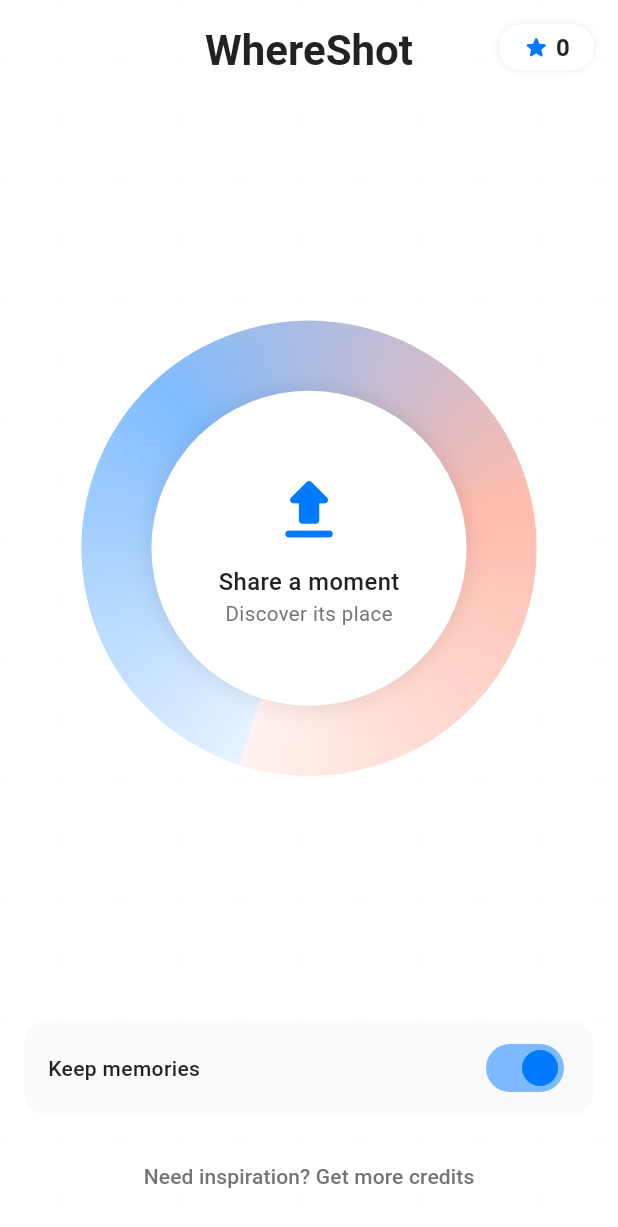
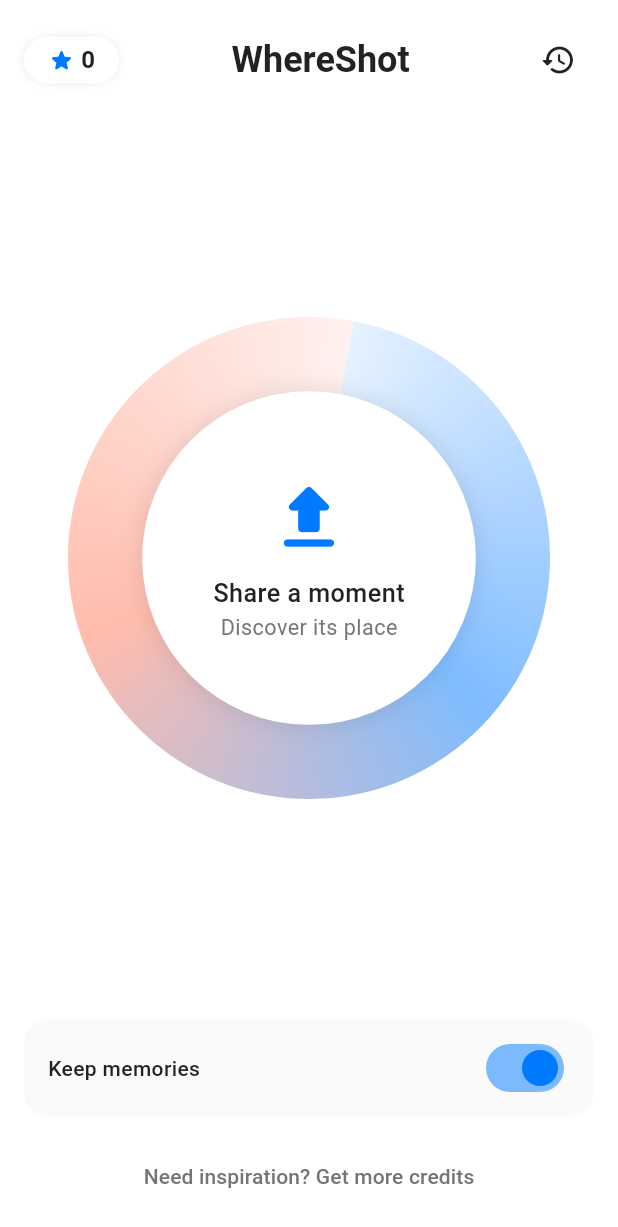
Before and after one commit to iderasyh/whereshot, a Flutter app: the screen it shows after launch, on a phone screen of 412 x 824 dp. Shown: the top 1227 px of the screen. Run offline on Flutter 3.47's test engine with Material 3 defaults, Android fonts, the phone set to English and light mode, and no system bars; our stand-ins replace cached_network_image, cloud_firestore, dio, envied, firebase_core, firebase_storage and 7 more; missing offline and left inert: purchases_flutter; accounts and stored records are empty; generated files the repository leaves out were written again.

Commit message:
Added permission for photos, refactored the code and fixed some ui.

```diff
--- /dev/null
+++ b/lib/env.dart
@@ -0,0 +1,12 @@
+import 'package:envied/envied.dart';
+
+part 'env.g.dart';
+
+@Envied(path: '.env')
+final class Env {
+  @EnviedField(varName: 'GOOGLE_ANDROID_API_KEY', obfuscate: true)
+  static final String googleAndroidApiKey = _Env.googleAndroidApiKey;
+
+  @EnviedField(varName: 'GOOGLE_IOS_API_KEY', obfuscate: true)
+  static final String googleIosApiKey = _Env.googleIosApiKey;
+}
--- a/lib/screens/home_screen.dart
+++ b/lib/screens/home_screen.dart
@@ -1,14 +1,19 @@
 import 'dart:io';
 import 'dart:math';
 import 'package:flutter/material.dart';
+import 'package:flutter/cupertino.dart';
 import 'package:flutter_riverpod/flutter_riverpod.dart';
 import 'package:go_router/go_router.dart';
 import 'package:image_picker/image_picker.dart';
-import 'package:whereshot/constants/app_constants.dart';
-import 'package:whereshot/providers/user_provider.dart';
-import 'package:whereshot/providers/location_detection_provider.dart';
-import 'package:whereshot/router/app_router.dart';
-import 'package:whereshot/theme/app_theme.dart';
+import 'package:permission_handler/permission_handler.dart';
+
+import '../constants/app_constants.dart';
+import '../providers/user_provider.dart';
+import '../providers/location_detection_provider.dart';
+import '../router/app_router.dart';
+import '../theme/app_theme.dart';
+import '../widgets/async_value_widget.dart';
+import '../models/user.dart';
 
 class HomeScreen extends ConsumerStatefulWidget {
   const HomeScreen({super.key});
@@ -17,36 +22,39 @@ class HomeScreen extends ConsumerStatefulWidget {
   ConsumerState<HomeScreen> createState() => _HomeScreenState();
 }
 
-class _HomeScreenState extends ConsumerState<HomeScreen> with SingleTickerProviderStateMixin {
+class _HomeScreenState extends ConsumerState<HomeScreen>
+    with TickerProviderStateMixin {
   bool _saveImage = true;
   bool _isProcessing = false;
-  late final AnimationController _animationController;
+  bool _isPickingPhoto = false;
+  late final AnimationController _pulseController;
+  late final AnimationController _rotateController;
   late final Animation<double> _pulseAnimation;
   late final Animation<double> _rotateAnimation;
 
   @override
   void initState() {
     super.initState();
-    _animationController = AnimationController(
-      duration: const Duration(seconds: 6),
+
+    _pulseController = AnimationController(
+      duration: const Duration(milliseconds: 500),
+      vsync: this,
+    )..forward();
+
+    _rotateController = AnimationController(
+      duration: const Duration(seconds: 10),
       vsync: this,
     )..repeat();
 
     _pulseAnimation = Tween<double>(begin: 1.0, end: 1.2).animate(
-      CurvedAnimation(
-        parent: _animationController,
-        curve: Interval(0.0, 0.5, curve: Curves.easeInOut),
-      ),
+      CurvedAnimation(parent: _pulseController, curve: Curves.easeInOut),
     );
 
-    _rotateAnimation = Tween<double>(begin: 0.0, end: 2 * pi).animate(
-      CurvedAnimation(
-        parent: _animationController,
-        curve: Interval(0.0, 1.0, curve: Curves.linear),
-      ),
-    );
+    _rotateAnimation = Tween<double>(
+      begin: 0.0,
+      end: 2 * pi,
+    ).animate(CurvedAnimation(parent: _rotateController, curve: Curves.linear));
 
-    // Load user's default storage preference
     WidgetsBinding.instance.addPostFrameCallback((_) {
       _loadDefaultStorageMode();
     });
@@ -54,7 +62,8 @@ class _HomeScreenState extends ConsumerState<HomeScreen> with SingleTickerProvid
 
   @override
   void dispose() {
-    _animationController.dispose();
+    _pulseController.dispose();
+    _rotateController.dispose();
     super.dispose();
   }
 
@@ -70,6 +79,69 @@ class _HomeScreenState extends ConsumerState<HomeScreen> with SingleTickerProvid
   }
 
   Future<void> _pickPhoto() async {
+    setState(() {
+      _isPickingPhoto = true;
+    });
+
+    try {
+      final status = await Permission.photos.status;
+      PermissionStatus requestedStatus;
+
+      if (status.isGranted || status.isLimited) {
+        await _openImagePicker();
+      } else if (status.isDenied) {
+        requestedStatus = await Permission.photos.request();
+        if (requestedStatus.isGranted || requestedStatus.isLimited) {
+          await _openImagePicker();
+        } else {
+          if (mounted) {
+            ScaffoldMessenger.of(context).showSnackBar(
+              const SnackBar(
+                content: Text(
+                  'Photo library access is needed to select a photo.',
+                ),
+                backgroundColor: AppColors.textGrey,
+              ),
+            );
+          }
+        }
+      } else {
+        if (mounted) {
+          showDialog(
+            context: context,
+            builder:
+                (context) => AlertDialog(
+                  title: const Text('Permission Required'),
+                  content: const Text(
+                    'Photo library access is permanently denied. Please enable it in app settings to select photos.',
+                  ),
+                  actions: [
+                    TextButton(
+                      child: const Text('Cancel'),
+                      onPressed: () => Navigator.of(context).pop(),
+                    ),
+                    TextButton(
+                      child: const Text('Open Settings'),
+                      onPressed: () {
+                        openAppSettings();
+                        Navigator.of(context).pop();
+                      },
+                    ),
+                  ],
+                ),
+          );
+        }
+      }
+    } finally {
+      if (mounted) {
+        setState(() {
+          _isPickingPhoto = false;
+        });
+      }
+    }
+  }
+
+  Future<void> _openImagePicker() async {
     final imagePicker = ImagePicker();
     final pickedImage = await imagePicker.pickImage(
       source: ImageSource.gallery,
@@ -79,7 +151,7 @@ class _HomeScreenState extends ConsumerState<HomeScreen> with SingleTickerProvid
     );
 
     if (pickedImage != null) {
-      _processImage(File(pickedImage.path));
+      await _processImage(File(pickedImage.path));
     }
   }
 
@@ -89,12 +161,10 @@ class _HomeScreenState extends ConsumerState<HomeScreen> with SingleTickerProvid
     });
 
     try {
-      // Call the location detection service
       await ref
           .read(locationDetectionNotifierProvider.notifier)
           .detectLocationFromFile(imageFile, saveImage: _saveImage);
 
-      // Navigate to the result screen
       if (mounted) {
         context.goNamed(AppRoute.result.name);
       }
@@ -123,53 +193,178 @@ class _HomeScreenState extends ConsumerState<HomeScreen> with SingleTickerProvid
 
     return Scaffold(
       backgroundColor: AppColors.white,
-      body: Stack(
-        children: [
-          // Background subtle pattern
-          Positioned.fill(
-            child: CustomPaint(
-              painter: PatternPainter(
-                color: AppColors.lightGrey.withValues(alpha: 0.3),
-              ),
-            ),
-          ),
-
-          SafeArea(
+      body: SafeArea(
         child: Padding(
           padding: const EdgeInsets.all(AppSpacing.m),
           child: Column(
             crossAxisAlignment: CrossAxisAlignment.stretch,
             children: [
-                  // App title
-                  Row(
-                    mainAxisAlignment: MainAxisAlignment.center,
+              _HomeAppBar(userAsync: userAsync),
+              const SizedBox(height: AppSpacing.l),
+
+              Expanded(
+                child: _AnimatedUploadButton(
+                  isPickingPhoto: _isPickingPhoto,
+                  isProcessing: _isProcessing,
+                  onTap: _pickPhoto,
+                  rotateController: _rotateController,
+                  pulseAnimation: _pulseAnimation,
+                  rotateAnimation: _rotateAnimation,
+                  size: size,
+                ),
+              ),
+              const SizedBox(height: AppSpacing.l),
+
+              _HomeBottomControls(
+                saveImage: _saveImage,
+                onSaveImageChanged: (value) {
+                  setState(() {
+                    _saveImage = value;
+                  });
+                },
+              ),
+            ],
+          ),
+        ),
+      ),
+    );
+  }
+}
+
+class _HomeAppBar extends StatelessWidget {
+  final AsyncValue<User?> userAsync;
+
+  const _HomeAppBar({required this.userAsync});
+
+  @override
+  Widget build(BuildContext context) {
+    final creditsLoadingWidget = Container(
+      padding: const EdgeInsets.symmetric(horizontal: AppSpacing.m, vertical: 6),
+      decoration: BoxDecoration(
+        color: AppColors.white,
+        shape: BoxShape.rectangle,
+        borderRadius: BorderRadius.circular(AppRadius.l),
+        boxShadow: [
+          BoxShadow(
+            color: AppColors.darkGrey.withValues(alpha: 0.1),
+            blurRadius: 4,
+            spreadRadius: 0,
+          ),
+        ],
+      ),
+      child: SizedBox(
+        width: 18,
+        height: 18,
+        child: AppTheme.adaptiveWidget(
+          context: context,
+          material: const CircularProgressIndicator(strokeWidth: 2),
+          cupertino: const CupertinoActivityIndicator(),
+        ),
+      ),
+    );
+
+    return Row(
+      mainAxisAlignment: MainAxisAlignment.spaceBetween,
+      crossAxisAlignment: CrossAxisAlignment.center,
       children: [
+        AsyncValueWidget<User?>(
+          value: userAsync,
+          loading: creditsLoadingWidget,
+          data: (user) {
+            final credits = user?.credits ?? 0;
+            return Container(
+              padding: const EdgeInsets.symmetric(
+                horizontal: AppSpacing.m,
+                vertical: AppSpacing.xs,
+              ),
+              decoration: BoxDecoration(
+                color: AppColors.white,
+                borderRadius: BorderRadius.circular(AppRadius.l),
+                boxShadow: [
+                  BoxShadow(
+                    color: AppColors.darkGrey.withValues(alpha: 0.1),
+                    blurRadius: 4,
+                    spreadRadius: 0,
+                  ),
+                ],
+              ),
+              child: Row(
+                mainAxisSize: MainAxisSize.min,
+                children: [
+                  const Icon(
+                    Icons.star_rounded,
+                    color: AppColors.accent,
+                    size: 18,
+                  ),
+                  const SizedBox(width: AppSpacing.xs),
+                  Text(
+                    '$credits',
+                    style: const TextStyle(
+                      fontWeight: FontWeight.bold,
+                      fontSize: 16,
+                    ),
+                  ),
+                ],
+              ),
+            );
+          },
+          error: (e, st) => const Icon(Icons.error_outline, color: AppColors.errorRed),
+        ),
+
         Text(
           AppConstants.appName,
           style: Theme.of(context).textTheme.headlineLarge?.copyWith(
             fontWeight: FontWeight.bold,
             color: AppColors.darkGrey,
+            fontSize: 24,
           ),
+          textAlign: TextAlign.center,
+        ),
+
+        IconButton(
+          icon: const Icon(Icons.history_rounded, color: AppColors.darkGrey),
+          tooltip: 'View History',
+          onPressed: () => context.goNamed(AppRoute.result.name),
         ),
       ],
-                  ),
+    );
+  }
+}
 
-                  // Expanded area with centered upload zone
-                  Expanded(
-                    child: Center(
+class _AnimatedUploadButton extends StatelessWidget {
+  final bool isPickingPhoto;
+  final bool isProcessing;
+  final VoidCallback onTap;
+  final AnimationController rotateController;
+  final Animation<double> pulseAnimation;
+  final Animation<double> rotateAnimation;
+  final Size size;
+
+  const _AnimatedUploadButton({
+    required this.isPickingPhoto,
+    required this.isProcessing,
+    required this.onTap,
+    required this.rotateController,
+    required this.pulseAnimation,
+    required this.rotateAnimation,
+    required this.size,
+  });
+
+  @override
+  Widget build(BuildContext context) {
+    return Center(
       child: GestureDetector(
-                        onTap: _isProcessing ? null : _pickPhoto,
+        onTap: isPickingPhoto || isProcessing ? null : onTap,
         child: AnimatedBuilder(
-                          animation: _animationController,
+          animation: rotateController,
           builder: (context, child) {
             return Transform.scale(
-                              scale: _pulseAnimation.value,
+              scale: pulseAnimation.value,
               child: Stack(
                 alignment: Alignment.center,
                 children: [
-                                  // Rotating gradient ring
                   Transform.rotate(
-                                    angle: _rotateAnimation.value,
+                    angle: rotateAnimation.value,
                     child: Container(
                       width: size.width * 0.65,
                       height: size.width * 0.65,
@@ -177,17 +372,15 @@ class _HomeScreenState extends ConsumerState<HomeScreen> with SingleTickerProvid
                         shape: BoxShape.circle,
                         gradient: SweepGradient(
                           colors: [
-                                            AppColors.accent.withOpacity(0.1),
-                                            AppColors.accent.withOpacity(0.5),
-                                            AppColors.accentAlt.withOpacity(0.5),
-                                            AppColors.accentAlt.withOpacity(0.1),
+                            AppColors.accent.withValues(alpha: 0.1),
+                            AppColors.accent.withValues(alpha: 0.5),
+                            AppColors.accentAlt.withValues(alpha: 0.5),
+                            AppColors.accentAlt.withValues(alpha: 0.1),
                           ],
                         ),
                       ),
                     ),
                   ),
-
-                                  // Inner circle
                   Container(
                     width: size.width * 0.45,
                     height: size.width * 0.45,
@@ -196,20 +389,24 @@ class _HomeScreenState extends ConsumerState<HomeScreen> with SingleTickerProvid
                       shape: BoxShape.circle,
                       boxShadow: [
                         BoxShadow(
-                                          color: AppColors.darkGrey.withOpacity(0.1),
+                          color: AppColors.darkGrey.withValues(alpha: 0.1),
                           blurRadius: 10,
                           spreadRadius: 2,
                         ),
                       ],
                     ),
-                                    child: _isProcessing
-                                        ? const Center(
-                                            child: CircularProgressIndicator(),
+                    child: isPickingPhoto || isProcessing
+                        ? Center(
+                            child: AppTheme.adaptiveWidget(
+                              context: context,
+                              material: const CircularProgressIndicator(),
+                              cupertino: const CupertinoActivityIndicator(),
+                            ),
                           )
                         : Column(
                             mainAxisAlignment: MainAxisAlignment.center,
                             children: [
-                                              Icon(
+                              const Icon(
                                 Icons.upload_rounded,
                                 size: 48,
                                 color: AppColors.accent,
@@ -238,20 +435,30 @@ class _HomeScreenState extends ConsumerState<HomeScreen> with SingleTickerProvid
           },
         ),
       ),
-                    ),
-                  ),
+    );
+  }
+}
 
-                  // Bottom area with toggle and store link
-                  Column(
+class _HomeBottomControls extends StatelessWidget {
+  final bool saveImage;
+  final ValueChanged<bool> onSaveImageChanged;
+
+  const _HomeBottomControls({
+    required this.saveImage,
+    required this.onSaveImageChanged,
+  });
+
+  @override
+  Widget build(BuildContext context) {
+    return Column(
       children: [
-                      // Storage toggle with elegant styling
         Container(
           padding: const EdgeInsets.symmetric(
             horizontal: AppSpacing.m,
             vertical: AppSpacing.s,
           ),
           decoration: BoxDecoration(
-                          color: AppColors.lightGrey.withOpacity(0.5),
+            color: AppColors.lightGrey.withValues(alpha: 0.5),
             borderRadius: BorderRadius.circular(AppRadius.l),
           ),
           child: Row(
@@ -259,31 +466,30 @@ class _HomeScreenState extends ConsumerState<HomeScreen> with SingleTickerProvid
             children: [
               Expanded(
                 child: Text(
-                                _saveImage
-                                    ? 'Keep memories'
-                                    : 'Temporary exploration',
-                                style: TextStyle(
+                  saveImage ? 'Keep memories' : 'Temporary exploration',
+                  style: const TextStyle(
                     color: AppColors.darkGrey,
                     fontWeight: FontWeight.w500,
                   ),
                 ),
               ),
-                            Switch(
-                              value: _saveImage,
+              AppTheme.adaptiveWidget(
+                context: context,
+                material: Switch(
+                  value: saveImage,
                   activeColor: AppColors.accent,
-                              onChanged: (bool value) {
-                                setState(() {
-                                  _saveImage = value;
-                                });
-                              },
+                  onChanged: onSaveImageChanged,
+                ),
+                cupertino: CupertinoSwitch(
+                  value: saveImage,
+                  activeColor: AppColors.accent,
+                  onChanged: onSaveImageChanged,
+                ),
               ),
             ],
           ),
         ),
-
         const SizedBox(height: AppSpacing.m),
-
-                      // Store link
         TextButton(
           onPressed: () => context.goNamed(AppRoute.store.name),
           style: TextButton.styleFrom(
@@ -292,86 +498,10 @@ class _HomeScreenState extends ConsumerState<HomeScreen> with SingleTickerProvid
           child: const Text('Need inspiration? Get more credits'),
         ),
       ],
-                  ),
-                ],
-              ),
-            ),
-          ),
-
-          // Credits display as a floating badge
-          Positioned(
-            top: MediaQuery.of(context).padding.top + AppSpacing.m,
-            right: AppSpacing.m,
-            child: userAsync.when(
-              data: (user) {
-                final credits = user?.credits ?? 0;
-                return Container(
-                  padding: const EdgeInsets.symmetric(
-                    horizontal: AppSpacing.m,
-                    vertical: AppSpacing.xs,
-                  ),
-                  decoration: BoxDecoration(
-                    color: AppColors.white,
-                    borderRadius: BorderRadius.circular(AppRadius.l),
-                    boxShadow: [
-                      BoxShadow(
-                        color: AppColors.darkGrey.withOpacity(0.1),
-                        blurRadius: 4,
-                        spreadRadius: 0,
-                      ),
-                    ],
-                  ),
-                  child: Row(
-                    mainAxisSize: MainAxisSize.min,
-                    children: [
-                      Icon(
-                        Icons.star_rounded,
-                        color: AppColors.accent,
-                        size: 18,
-                      ),
-                      const SizedBox(width: AppSpacing.xs),
-                      Text(
-                        '$credits',
-                        style: const TextStyle(
-                          fontWeight: FontWeight.bold,
-                          fontSize: 16,
-                        ),
-                      ),
-                    ],
-                  ),
-                );
-              },
-              loading: () => Container(
-                padding: const EdgeInsets.all(AppSpacing.xs),
-                decoration: BoxDecoration(
-                  color: AppColors.white,
-                  shape: BoxShape.circle,
-                  boxShadow: [
-                    BoxShadow(
-                      color: AppColors.darkGrey.withOpacity(0.1),
-                      blurRadius: 4,
-                      spreadRadius: 0,
-                    ),
-                  ],
-                ),
-                child: const SizedBox(
-                  width: 18,
-                  height: 18,
-                  child: CircularProgressIndicator(
-                    strokeWidth: 2,
-                  ),
-                ),
-              ),
-              error: (_, __) => const SizedBox.shrink(),
-            ),
-          ),
-        ],
-      ),
     );
   }
 }
 
-// Custom painter for subtle background pattern
 class PatternPainter extends CustomPainter {
   final Color color;
 
@@ -379,7 +509,8 @@ class PatternPainter extends CustomPainter {
 
   @override
   void paint(Canvas canvas, Size size) {
-    final paint = Paint()
+    final paint =
+        Paint()
           ..color = color
           ..strokeWidth = 1.0
           ..style = PaintingStyle.stroke;
--- /dev/null
+++ b/lib/widgets/async_value_widget.dart
@@ -0,0 +1,58 @@
+import 'package:flutter/cupertino.dart';
+import 'package:flutter/material.dart';
+import 'package:flutter_riverpod/flutter_riverpod.dart';
+import 'package:whereshot/theme/app_theme.dart';
+
+/// A reusable widget to handle the common states of an [AsyncValue].
+///
+/// It simplifies displaying data, loading, and error states from Riverpod providers.
+class AsyncValueWidget<T> extends StatelessWidget {
+  /// The [AsyncValue] to display.
+  final AsyncValue<T> value;
+
+  /// The builder function to call when the [AsyncValue] has data.
+  final Widget Function(T data) data;
+
+  /// An optional widget to display while the [AsyncValue] is loading.
+  ///
+  /// Defaults to a centered, platform-adaptive activity indicator.
+  final Widget? loading;
+
+  /// An optional builder function to call when the [AsyncValue] has an error.
+  ///
+  /// Defaults to a simple centered error message.
+  final Widget Function(Object error, StackTrace stackTrace)? error;
+
+  const AsyncValueWidget({
+    super.key,
+    required this.value,
+    required this.data,
+    this.loading,
+    this.error,
+  });
+
+  @override
+  Widget build(BuildContext context) {
+    return value.when(
+      data: data,
+      loading: () =>
+          loading ??
+          Center(
+            child: AppTheme.adaptiveWidget(
+              context: context,
+              material: const CircularProgressIndicator(),
+              cupertino: const CupertinoActivityIndicator(),
+            ),
+          ),
+      error: (e, st) =>
+          error?.call(e, st) ??
+          Center(
+            child: Text(
+              'Error: ${e.toString()}',
+              style: TextStyle(color: Theme.of(context).colorScheme.error),
+              textAlign: TextAlign.center,
+            ),
+          ),
+    );
+  }
+}
```
Also changed, not shown: pubspec.yaml (+15 -0 lines), lib/env.g.dart (added), lib/firebase_options.dart, lib/main.dart (line endings or trailing spaces), pubspec.lock, 9 other files. Lines whose indentation alone changed are shown as unchanged.
